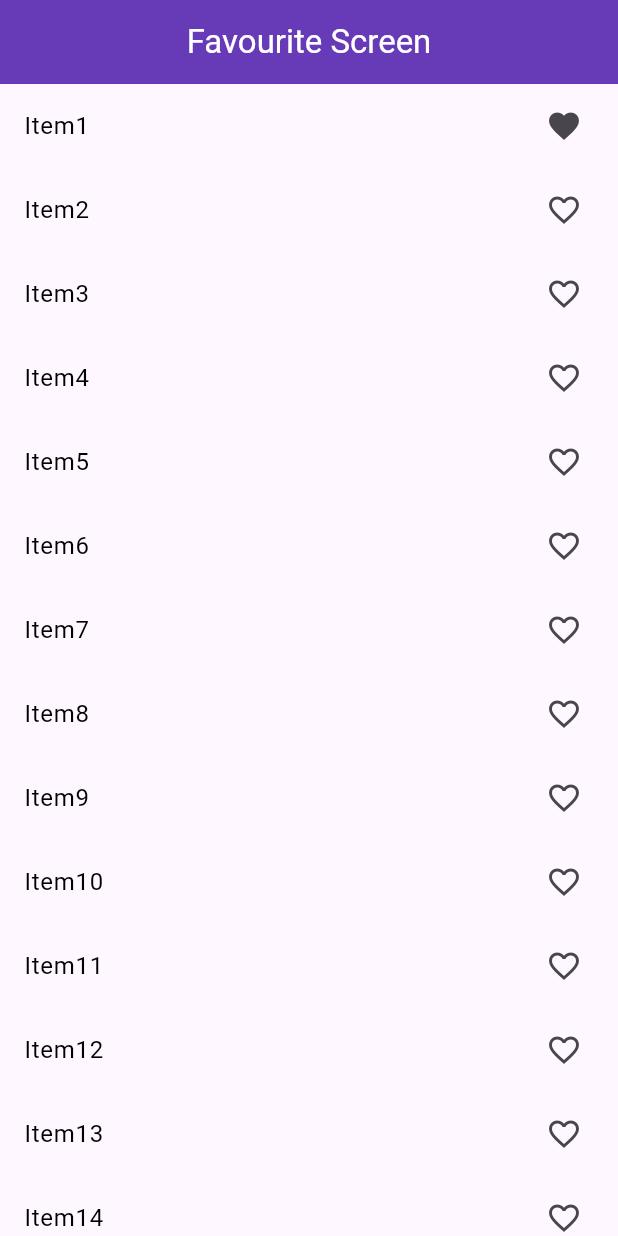
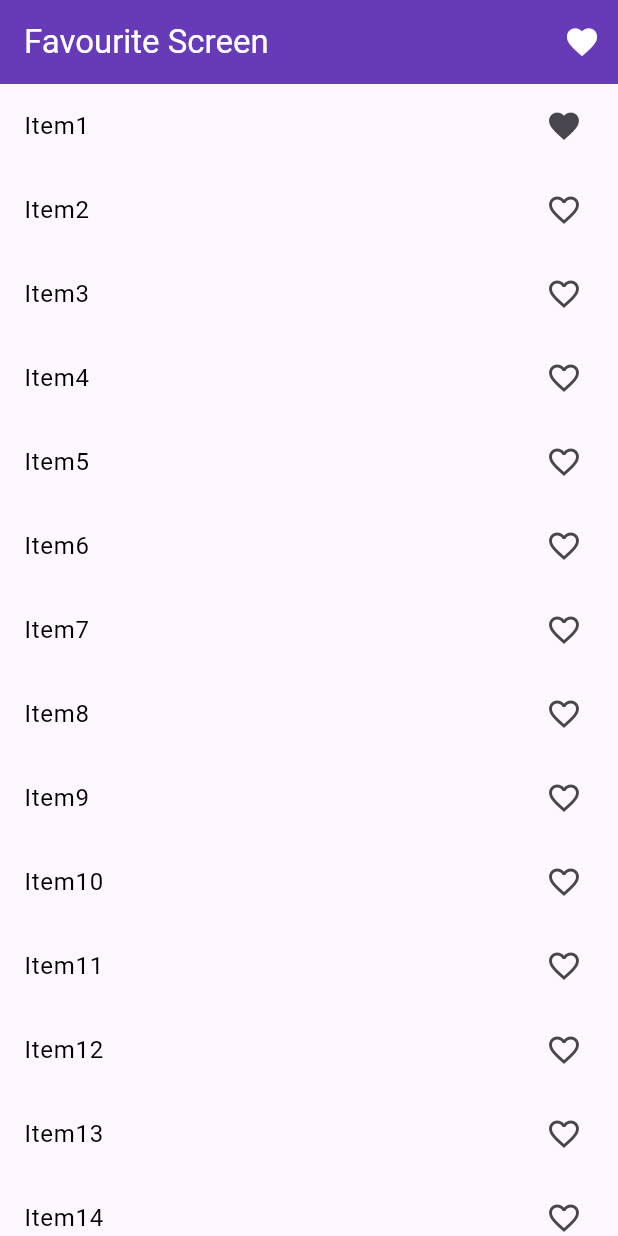
Before and after one commit to Sikandar897/IamProvider, a Flutter app: the screen it shows after launch, after a tap on an icon or button, on a phone screen of 412 x 824 dp. Run offline on Flutter 3.47's test engine with Material 3 defaults, Android fonts, the phone set to English and light mode, and no system bars.

Commit message:
Check favourite item list with the help provider

```diff
--- a/lib/main.dart
+++ b/lib/main.dart
@@ -1,6 +1,7 @@
 import 'package:flutter/material.dart';
 import 'package:provider/provider.dart';
 import 'package:provider_example_2/provider/count_provider.dart';
+import 'package:provider_example_2/provider/favourite_provider.dart';
 import 'package:provider_example_2/provider/provider.dart';
 import 'package:provider_example_2/screens/favourite/favourites_screen.dart';
 //import 'package:provider_example_2/screens/provider_example_two.dart';
@@ -17,6 +18,7 @@ class MyApp extends StatelessWidget {
       providers: [
         ChangeNotifierProvider(create: (_) => CountProvider()),
         ChangeNotifierProvider(create: (_) => ExampleProvider()),
+        ChangeNotifierProvider(create: (_) => FavouritItemProvider())
       ],
       child: MaterialApp(
       debugShowCheckedModeBanner: false,
--- /dev/null
+++ b/lib/provider/favourite_provider.dart
@@ -0,0 +1,19 @@
+import 'package:flutter/foundation.dart';
+
+class FavouritItemProvider with ChangeNotifier{
+
+  final List<int> _selectedItems= []; //this is a list array
+
+  List<int> get selectedItems => _selectedItems;
+
+  void addItems(int value){
+    _selectedItems.add(value);
+    notifyListeners();
+  }
+
+  void removeItems(int value){
+    _selectedItems.remove(value);
+    notifyListeners();
+  }
+
+}
--- a/lib/screens/favourite/favourites_screen.dart
+++ b/lib/screens/favourite/favourites_screen.dart
@@ -1,4 +1,7 @@
 import 'package:flutter/material.dart';
+import 'package:provider/provider.dart';
+import 'package:provider_example_2/provider/favourite_provider.dart';
+import 'package:provider_example_2/screens/favourite/myfavourite.dart';
 
 class FavouriteScreen extends StatefulWidget {
   const FavouriteScreen({super.key});
@@ -8,37 +11,53 @@ class FavouriteScreen extends StatefulWidget {
 }
 
 class _FavouriteScreenState extends State<FavouriteScreen> {
-  List<int> selectedItems= []; //this is a list array
   @override
   Widget build(BuildContext context) {
     // ignore: avoid_print
     print('build');
     return Scaffold(
       appBar: AppBar(
-        centerTitle: true,
         title: const Text('Favourite Screen'),
         backgroundColor: Colors.deepPurple,
         foregroundColor: Colors.white,
+        actions: [
+          IconButton(
+            onPressed: () {
+              Navigator.push(
+                context,
+                MaterialPageRoute(
+                    builder: (context) => const MyFavouriteScreen()),
+              );
+            },
+            icon: const Icon(Icons.favorite),
+          ),
+        ],
       ),
       body: Column(
         children: [
           Expanded(
             child: ListView.builder(
-              itemCount: 100,
-              itemBuilder: (context, index){
-                return ListTile(
-                  onTap: (){
-
-                  selectedItems.add(index);
-                  setState(() {
-
+                itemCount: 100,
+                itemBuilder: (context, index) {
+                  return Consumer<FavouritItemProvider>(
+                      builder: (context, value, child) {
+                    return ListTile(
+                      onTap: () {
+                        if (value.selectedItems.contains(index)) {
+                          value.removeItems(index);
+                        } else {
+                          value.addItems(index);
+                        }
+                      },
+                      title: Text('Item${index + 1}',
+                          style: const TextStyle(color: Colors.black)),
+                      trailing: Icon(value.selectedItems.contains(index)
+                          ? Icons.favorite
+                          : Icons
+                              .favorite_outline), //here is logic for making item favirout using ternery opreator
+                    );
                   });
-                  },
-                  title: Text('Item${index+1}', style: const TextStyle(color: Colors.black)),
-                  trailing: Icon(
-                    selectedItems.contains(index) ? Icons.favorite : Icons.favorite_outline), //here is logic for making item favirout using ternery opreator
-                );
-            }),
+                }),
           )
         ],
       ),
```
Also changed, not shown: lib/screens/favourite/myfavourite.dart (added, +63 -0 lines).
